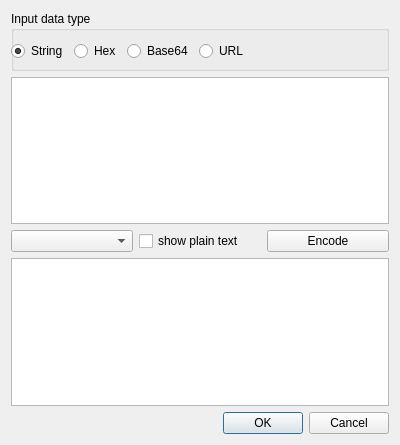
jykim74/BerEditor, file BerViewer/data_encoder_dlg.ui: the form before one commit.
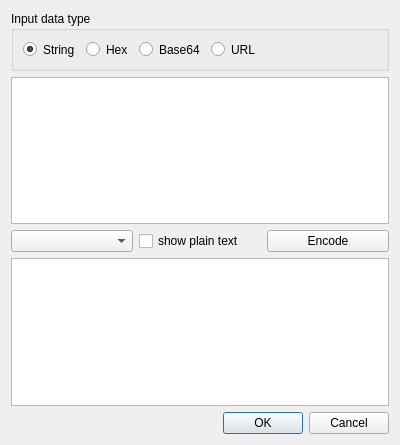
The form after the commit.

Commit message: 화면 UI 개선

Patch:
```diff
--- a/BerViewer/data_encoder_dlg.ui
+++ b/BerViewer/data_encoder_dlg.ui
@@ -13,8 +13,8 @@
   <property name="windowTitle">
    <string>Data encoder</string>
   </property>
-  <layout class="QVBoxLayout" name="verticalLayout">
-   <item>
+  <layout class="QGridLayout" name="gridLayout">
+   <item row="0" column="0">
     <widget class="QGroupBox" name="groupBox">
      <property name="minimumSize">
       <size>
@@ -25,15 +25,8 @@
      <property name="title">
       <string>Input data type</string>
      </property>
-     <widget class="QWidget" name="horizontalLayoutWidget_2">
-      <property name="geometry">
-       <rect>
-        <x>0</x>
-        <y>20</y>
-        <width>381</width>
-        <height>41</height>
-       </rect>
-      </property>
+     <layout class="QHBoxLayout" name="horizontalLayout_3">
+      <item>
       <layout class="QHBoxLayout" name="horizontalLayout_2">
        <item>
         <widget class="QRadioButton" name="mInputTypeStringBtn">
@@ -80,13 +73,14 @@
         </spacer>
        </item>
       </layout>
-     </widget>
-    </widget>
+      </item>
+     </layout>
+    </widget>
    </item>
-   <item>
+   <item row="1" column="0">
     <widget class="QPlainTextEdit" name="mInputTextEdit"/>
    </item>
-   <item>
+   <item row="2" column="0">
     <layout class="QHBoxLayout" name="horizontalLayout">
      <property name="topMargin">
       <number>0</number>
@@ -110,10 +104,10 @@
      </item>
     </layout>
    </item>
-   <item>
+   <item row="3" column="0">
     <widget class="QPlainTextEdit" name="mOutputTextEdit"/>
    </item>
-   <item>
+   <item row="4" column="0">
     <widget class="QDialogButtonBox" name="buttonBox">
      <property name="orientation">
       <enum>Qt::Horizontal</enum>
```
Lines whose indentation alone changed are shown as unchanged. The commit also changes 2 other files.
